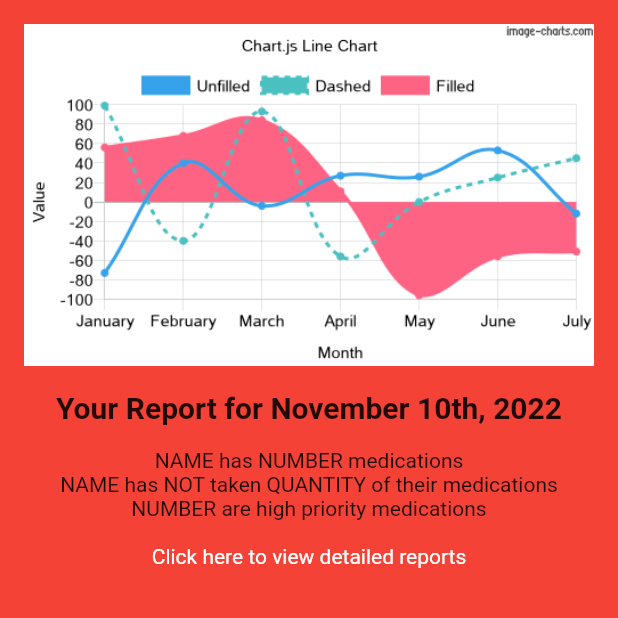
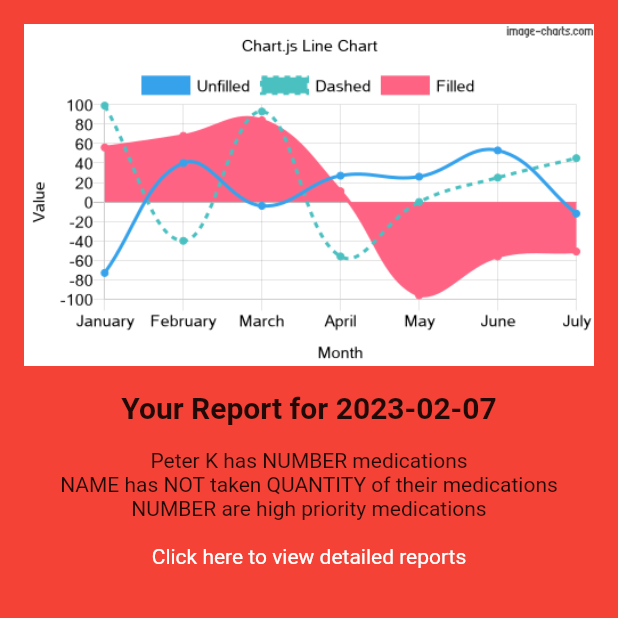
Before and after one commit to KroegerP/flutter-mobile-app, a Flutter app: the HomeScreen screen opened directly, on a phone screen of 412 x 824 dp, the top half of it. Run offline on Flutter 3.47's test engine with Material 2 defaults, Android fonts, the phone set to English and light mode, and no system bars.

Commit message:
feat(home): Added json parsing to home page

```diff
--- a/eva/lib/screens/home.dart
+++ b/eva/lib/screens/home.dart
@@ -1,6 +1,9 @@
-import 'package:eva/main.dart';
-import 'package:eva/screens/reports.dart';
+import 'dart:convert';
+
+import 'package:intl/intl.dart';
+import 'package:eva/classes/data_types.dart';
 import 'package:flutter/material.dart';
+import 'package:flutter/services.dart';
 
 class HomeScreen extends StatefulWidget {
   const HomeScreen({super.key});
@@ -10,37 +13,91 @@ class HomeScreen extends StatefulWidget {
 }
 
 class _MyHomeScreenState extends State<HomeScreen> {
+  UserType _user = UserType();
+
   void _goToReportsPage() {
     debugPrint("Sending to reports page!");
     Navigator.pushNamedAndRemoveUntil(context, '/', (_) => false);
+  }
+
+// TODO: MOVE TO UTILS FUNCTION
+  String _formatDate(DateTime dateObject) {
+    final curDay = DateTime.now();
+    final DateFormat formatter = DateFormat('yyyy-MM-dd');
+    final String formatted = formatter.format(dateObject);
+    debugPrint(formatted); // something like 2013-04-20
+
+    // final String formattedDate = curDay.weekday
+
+    return formatted;
+  }
+
+  // Local method of gathering JSON data
+  Future<UserType> readJson() async {
+    // debugPrint(filterString);
+    final String response =
+        await rootBundle.loadString('assets/sampleData/userInfoSample.json');
+    final userInfo = await jsonDecode(response);
+    // var responseData = [];
+    debugPrint("DATA: ${userInfo.toString()}");
+
+    // debugPrint(userInfo.runtimeType.toString());
+
+    debugPrint(userInfo.toString());
+    // debugPrint(userInfo["id"].toString());
+
+    UserType user = UserType(
+        uuid: userInfo["uuid"] ?? '',
+        firstName: userInfo["firstName"] ?? '',
+        lastName: userInfo["lastName"] ?? '',
+        numMedications: userInfo["numMedications"] ?? -1,
+        numHighPriority: userInfo["numHighPriority"] ?? -1,
+        numNotTaken: userInfo["numNotTaken"] ?? -1,
+        percentTaken: userInfo["percentTaken"] ?? -1,
+        timeStamp: DateTime.parse(userInfo["timeStamp"]));
+    debugPrint("creating user ${userInfo["timeStamp"]}");
+    return user;
   }
 
   @override
   Widget build(BuildContext context) {
     return Scaffold(
       backgroundColor: Colors.red,
-      body: Column(
+      body: FutureBuilder(
+          future: readJson(),
+          builder: (BuildContext ctx, AsyncSnapshot snapshot) {
+            if (snapshot.connectionState == ConnectionState.waiting) {
+              return const Center(
+                child: CircularProgressIndicator(color: Colors.white),
+              );
+            } else if (snapshot.hasData) {
+              UserType user = snapshot.data;
+              debugPrint("TIMESTAMP: ${snapshot.data.timeStamp.toString()}");
+              return Column(
                 children: [
                   const Padding(
                     padding: EdgeInsets.all(16),
                     child: Align(
                       alignment: Alignment.center,
                       child: Image(
-                image:
-                    AssetImage('assets/chart.png'), //TODO: pull image from pi
+                        image: AssetImage(
+                            'assets/chart.png'), //TODO: pull image from pi
                       ),
                     ),
                   ), // TODO: Make this rich with a identifying title
-          const Padding(
-              padding: EdgeInsets.only(bottom: 16, right: 16, left: 16),
+                  Padding(
+                      padding: const EdgeInsets.only(
+                          bottom: 16, right: 16, left: 16),
                       child: Text(
-                style: TextStyle(fontWeight: FontWeight.bold, fontSize: 20),
-                "Your Report for November 10th, 2022",
+                        style: const TextStyle(
+                            fontWeight: FontWeight.bold, fontSize: 20),
+                        "Your Report for ${_formatDate(user.timeStamp ?? DateTime.now())}",
                       )),
+                  Text(
+                    "${user.firstName} ${user.lastName} has NUMBER medications",
+                  ),
                   const Text(
-            "NAME has NUMBER medications",
-          ),
-          const Text("NAME has NOT taken QUANTITY of their medications"),
+                      "NAME has NOT taken QUANTITY of their medications"),
                   const Text("NUMBER are high priority medications"),
                   TextButton(
                       style: TextButton.styleFrom(
@@ -51,7 +108,15 @@ class _MyHomeScreenState extends State<HomeScreen> {
                       onPressed: _goToReportsPage,
                       child: const Text("Click here to view detailed reports")),
                 ],
+              );
+            } else {
+              return const Center(
+                child: CircularProgressIndicator(
+                  color: Colors.white,
                 ),
               );
             }
+          }),
+    );
   }
+}
--- a/eva/pubspec.yaml
+++ b/eva/pubspec.yaml
@@ -37,6 +37,7 @@ dependencies:
   # Use with the CupertinoIcons class for iOS style icons.
   cupertino_icons: ^1.0.2
   http: ^0.13.5
+  intl: ^0.18.0
 
 dev_dependencies:
   flutter_test:
@@ -56,9 +57,11 @@ dev_dependencies:
 flutter:
   assets:
     - assets/chart.png
-    - assets/sample.json
     - assets/evaFace4HomeRed.png
     - assets/evaFace4HomeRedSad.png
+    - assets/sampleData/reportSample.json
+    - assets/sampleData/alertSample.json
+    - assets/sampleData/userInfoSample.json
   # The following line ensures that the Material Icons font is
   # included with your application, so that you can use the icons in
   # the material Icons class.
```
Also changed, not shown: eva/pubspec.lock. Lines whose indentation alone changed are shown as unchanged.
